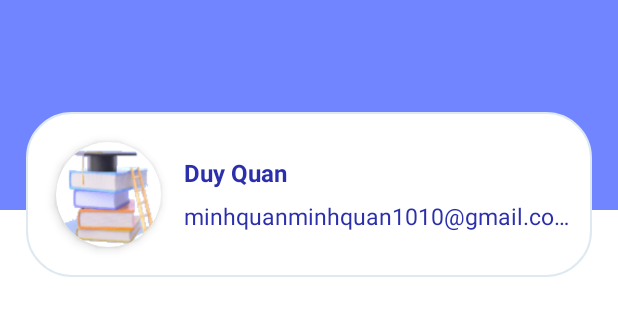
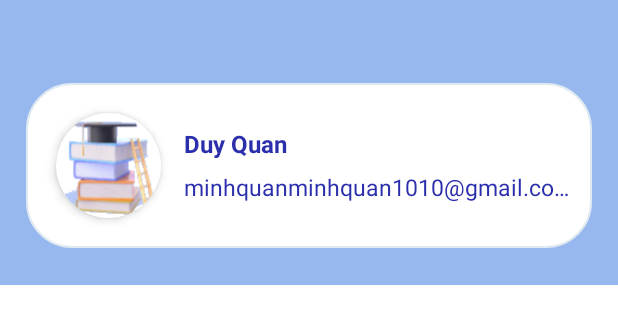
Before and after one commit to khongphaiduycuannn/Practice-for-TOEIC-Test-Rebuild, an Android app: the layout view_drawer_nav_header.xml on its own in the app's theme, with its tools: preview values and no code run, on a phone screen of 412 x 824 dp. Shown: the top 324 px of the screen. Run offline under Robolectric (Android 15) with nearby library versions, the phone set to English and light mode, and no system bars; plain views replace LinearLayout.

Commit message:
Update UI nav header vippro.

```diff
--- a/app/src/main/AndroidManifest.xml
+++ b/app/src/main/AndroidManifest.xml
@@ -18,13 +18,7 @@
         tools:targetApi="31">
         <activity
             android:name=".ui.course.CourseActivity"
-            android:exported="true">
-            <intent-filter>
-                <action android:name="android.intent.action.MAIN" />
-
-                <category android:name="android.intent.category.LAUNCHER" />
-            </intent-filter>
-        </activity>
+            android:exported="true"></activity>
         <activity
             android:name=".ui.login.LoginActivity"
             android:exported="true"></activity>
@@ -33,7 +27,13 @@
             android:exported="true"></activity>
         <activity
             android:name=".MainActivity"
-            android:exported="true" />
+            android:exported="true">
+            <intent-filter>
+                <action android:name="android.intent.action.MAIN" />
+
+                <category android:name="android.intent.category.LAUNCHER" />
+            </intent-filter>
+        </activity>
     </application>
 
 </manifest>
--- a/app/src/main/res/layout/view_drawer_nav_header.xml
+++ b/app/src/main/res/layout/view_drawer_nav_header.xml
@@ -2,30 +2,22 @@
 <androidx.constraintlayout.widget.ConstraintLayout xmlns:android="http://schemas.android.com/apk/res/android"
     xmlns:app="http://schemas.android.com/apk/res-auto"
     android:layout_width="match_parent"
-    android:layout_height="215dp">
-
-    <LinearLayout
-        android:id="@+id/linearLayout"
-        android:layout_width="match_parent"
-        android:layout_height="140dp"
-        android:background="#7085FF"
-        android:orientation="horizontal"
-        app:layout_constraintEnd_toEndOf="parent"
-        app:layout_constraintStart_toStartOf="parent"
-        app:layout_constraintTop_toTopOf="parent" />
+    android:background="#97B7EF"
+    android:layout_height="190dp">
 
     <carbon.widget.LinearLayout
         android:layout_width="match_parent"
         android:layout_height="110dp"
         android:layout_marginHorizontal="17dp"
-        android:layout_marginTop="-65dp"
         android:background="@drawable/bg_drawer_nav_header_user_infor"
         app:carbon_cornerRadius="20dp"
         app:carbon_elevation="8dp"
         app:carbon_elevationShadowColor="#DFE9F1"
+        android:layout_marginTop="30dp"
+        app:layout_constraintBottom_toBottomOf="parent"
         app:layout_constraintEnd_toEndOf="parent"
         app:layout_constraintStart_toStartOf="parent"
-        app:layout_constraintTop_toBottomOf="@+id/linearLayout">
+        app:layout_constraintTop_toTopOf="parent">
 
         <androidx.cardview.widget.CardView
             android:layout_width="70dp"
```
